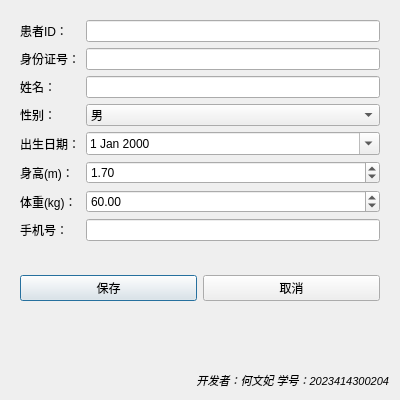
Above: patienteditview.ui from hewenfei18/QtSQL-View-Model- before the change. Below: the same form after it.
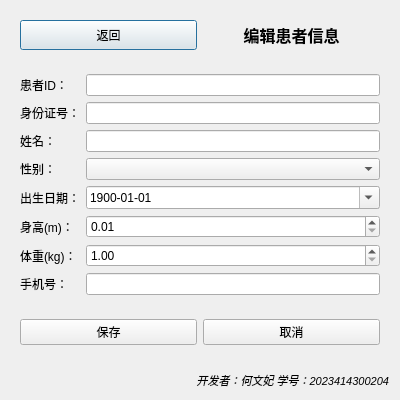
That is the form after the change.

```diff
--- a/patienteditview.ui
+++ b/patienteditview.ui
@@ -14,6 +14,43 @@
    <string>编辑患者信息</string>
   </property>
   <layout class="QVBoxLayout" name="verticalLayout">
+   <!-- 新增：返回+标题行 -->
+   <item>
+    <widget class="QWidget" name="widget_title" native="true">
+     <layout class="QHBoxLayout" name="horizontalLayout_title">
+      <item>
+       <widget class="QPushButton" name="pushButton_back">
+        <property name="text">
+         <string>返回</string>
+        </property>
+        <property name="minimumSize">
+         <size>
+          <width>80</width>
+          <height>30</height>
+         </size>
+        </property>
+       </widget>
+      </item>
+      <item>
+       <widget class="QLabel" name="label_title">
+        <property name="text">
+         <string>编辑患者信息</string>
+        </property>
+        <property name="font">
+         <font>
+          <pointsize>12</pointsize>
+          <bold>true</bold>
+         </font>
+        </property>
+        <property name="alignment">
+         <set>Qt::AlignCenter</set>
+        </property>
+       </widget>
+      </item>
+     </layout>
+    </widget>
+   </item>
+   <!-- 以下原有代码保持不变，但默认值清空 -->
    <item>
     <widget class="QWidget" name="widget_form" native="true">
      <layout class="QFormLayout" name="formLayout">
@@ -25,7 +62,12 @@
        </widget>
       </item>
       <item row="0" column="1">
-       <widget class="QLineEdit" name="lineEdit_id"/>
+       <widget class="QLineEdit" name="lineEdit_id">
+        <!-- 新增：默认清空 -->
+        <property name="text">
+         <string></string>
+        </property>
+       </widget>
       </item>
       <item row="1" column="0">
        <widget class="QLabel" name="label_idCard">
@@ -35,7 +77,12 @@
        </widget>
       </item>
       <item row="1" column="1">
-       <widget class="QLineEdit" name="lineEdit_idCard"/>
+       <widget class="QLineEdit" name="lineEdit_idCard">
+        <!-- 新增：默认清空 -->
+        <property name="text">
+         <string></string>
+        </property>
+       </widget>
       </item>
       <item row="2" column="0">
        <widget class="QLabel" name="label_name">
@@ -45,7 +92,12 @@
        </widget>
       </item>
       <item row="2" column="1">
-       <widget class="QLineEdit" name="lineEdit_name"/>
+       <widget class="QLineEdit" name="lineEdit_name">
+        <!-- 新增：默认清空 -->
+        <property name="text">
+         <string></string>
+        </property>
+       </widget>
       </item>
       <item row="3" column="0">
        <widget class="QLabel" name="label_sex">
@@ -56,6 +108,10 @@
       </item>
       <item row="3" column="1">
        <widget class="QComboBox" name="comboBox_sex">
+        <!-- 新增：默认不选中任何选项 -->
+        <property name="currentIndex">
+         <number>-1</number>
+        </property>
         <item>
          <property name="text">
           <string>男</string>
@@ -79,11 +135,14 @@
        <widget class="QDateEdit" name="dateEdit_dob">
         <property name="date">
          <date>
-          <year>2000</year>
+          <year>1900</year>
           <month>1</month>
           <day>1</day>
          </date>
         </property>
+        <property name="displayFormat">
+         <string>yyyy-MM-dd</string>
+        </property>
         <property name="calendarPopup">
          <bool>true</bool>
         </property>
@@ -105,7 +164,7 @@
          <double>3.000000000000000</double>
         </property>
         <property name="value">
-         <double>1.700000000000000</double>
+         <double>0.000000000000000</double>
         </property>
        </widget>
       </item>
@@ -125,7 +184,7 @@
          <double>500.000000000000000</double>
         </property>
         <property name="value">
-         <double>60.000000000000000</double>
+         <double>0.000000000000000</double>
         </property>
        </widget>
       </item>
@@ -137,7 +196,12 @@
        </widget>
       </item>
       <item row="7" column="1">
-       <widget class="QLineEdit" name="lineEdit_phone"/>
+       <widget class="QLineEdit" name="lineEdit_phone">
+        <!-- 新增：默认清空 -->
+        <property name="text">
+         <string></string>
+        </property>
+       </widget>
       </item>
      </layout>
     </widget>
```
Left out of the diff: 3 changed lines with no effect on the pictures.
